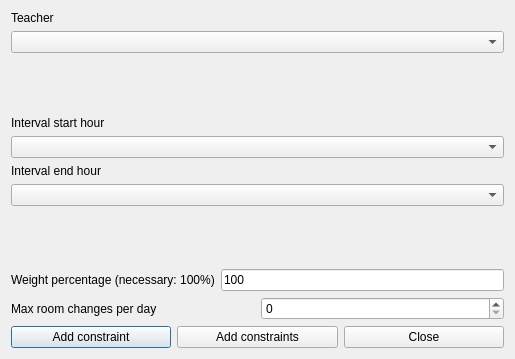
Qt form fet/src/interface/addconstraintteachermaxroomchangesperdayinintervalform_template.ui (vonmecheln/fet) before a commit.
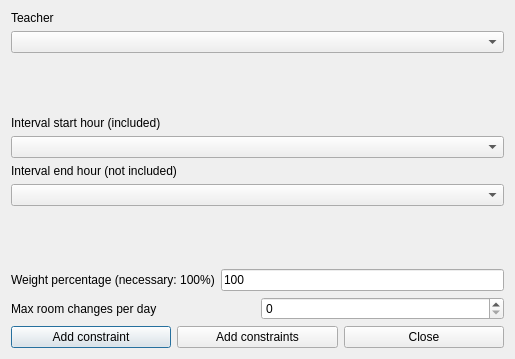
The same form after that commit.

What changed in the file:
```diff
--- a/fet/src/interface/addconstraintteachermaxroomchangesperdayinintervalform_template.ui
+++ b/fet/src/interface/addconstraintteachermaxroomchangesperdayinintervalform_template.ui
@@ -25,7 +25,7 @@
         <enum>QFrame::Plain</enum>
        </property>
        <property name="text">
-        <string>Interval end hour</string>
+        <string extracomment="This field refers to a constraint operating on a given hourly interval. The selected start hour of the interval is included (is counted) in the constraint, while the selected end hour of the interval is not included (is not counted) in the constraint.">Interval end hour (not included)</string>
        </property>
        <property name="wordWrap">
         <bool>false</bool>
@@ -114,7 +114,7 @@
         <enum>QFrame::Plain</enum>
        </property>
        <property name="text">
-        <string>Interval start hour</string>
+        <string extracomment="This field refers to a constraint operating on a given hourly interval. The selected start hour of the interval is included (is counted) in the constraint, while the selected end hour of the interval is not included (is not counted) in the constraint.">Interval start hour (included)</string>
        </property>
        <property name="wordWrap">
         <bool>false</bool>
```
